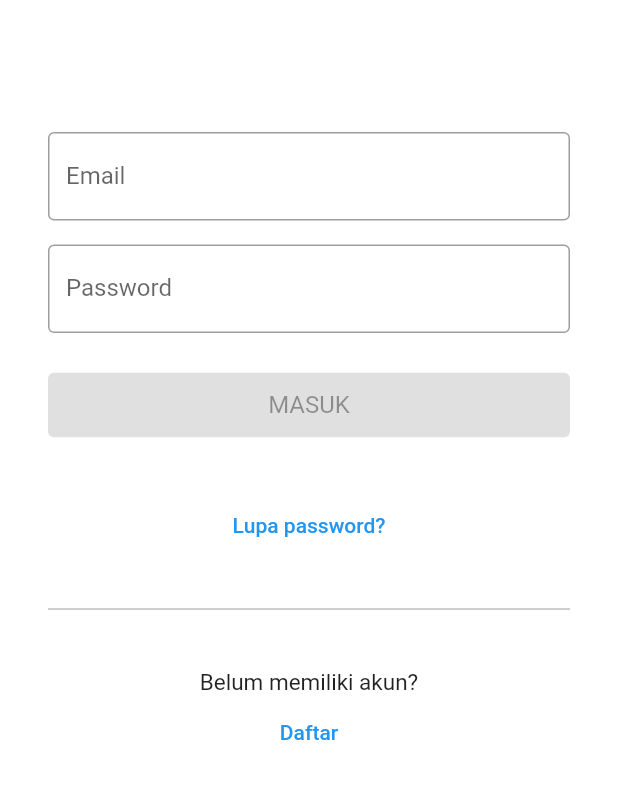
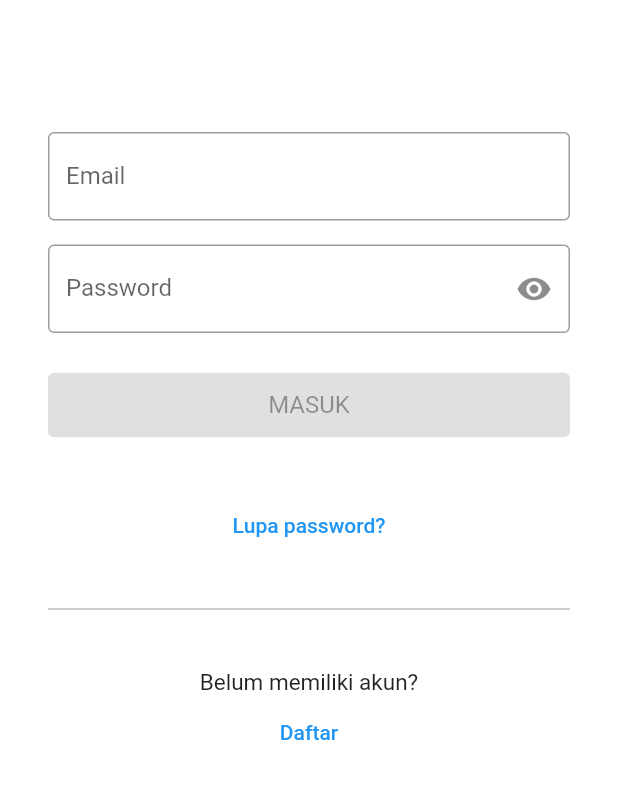
Before and after one commit to hafnisulun/apate-mobile-app, a Flutter app: the screen it shows after launch, on a phone screen of 412 x 824 dp, the part 384-1183 px from its top. Run offline on Flutter 3.47's test engine with Material 2 defaults, Android fonts, the phone set to English and light mode, and no system bars; our stand-ins replace bloc, dio, dropdown_search, equatable, flutter_bloc, flutter_secure_storage and 3 more; accounts and stored records are empty.

Commit message:
Add password mask toggle in log in screen

```diff
--- a/lib/bloc/login/login_event.dart
+++ b/lib/bloc/login/login_event.dart
@@ -29,4 +29,6 @@ class PasswordChanged extends LoginEvent {
 
 class PasswordUnfocused extends LoginEvent {}
 
+class PasswordMaskToggle extends LoginEvent {}
+
 class FormSubmitted extends LoginEvent {}
--- a/lib/bloc/login/login_state.dart
+++ b/lib/bloc/login/login_state.dart
@@ -4,29 +4,39 @@ class LoginState extends Equatable {
   const LoginState({
     this.email = const Email.pure(),
     this.password = const Password.pure(),
+    this.isPasswordMasked = true,
     this.status = FormzStatus.pure,
     this.message = '',
   });
 
   final Email email;
   final Password password;
+  final bool isPasswordMasked;
   final FormzStatus status;
   final String message;
 
   LoginState copyWith({
     Email? email,
     Password? password,
+    bool? isPasswordMasked,
     FormzStatus? status,
     String? message,
   }) {
     return LoginState(
       email: email ?? this.email,
       password: password ?? this.password,
+      isPasswordMasked: isPasswordMasked ?? this.isPasswordMasked,
       status: status ?? this.status,
       message: message ?? this.message,
     );
   }
 
   @override
-  List<Object> get props => [email, password, status, message];
+  List<Object?> get props => [
+        email,
+        password,
+        isPasswordMasked,
+        status,
+        message,
+      ];
 }
--- a/lib/screens/login_screen.dart
+++ b/lib/screens/login_screen.dart
@@ -146,18 +146,30 @@ class EmailInput extends StatelessWidget {
 class PasswordInput extends StatelessWidget {
   @override
   Widget build(BuildContext context) {
+    return BlocBuilder<LoginBloc, LoginState>(
+      builder: (context, state) {
         return Padding(
           padding: const EdgeInsets.symmetric(vertical: 8),
           child: TextField(
             decoration: InputDecoration(
               border: OutlineInputBorder(),
               labelText: 'Password',
+              suffixIcon: IconButton(
+                icon: state.isPasswordMasked
+                    ? Icon(Icons.visibility)
+                    : Icon(Icons.visibility_off),
+                onPressed: () {
+                  context.read<LoginBloc>().add(PasswordMaskToggle());
+                },
               ),
-        obscureText: true,
+            ),
+            obscureText: state.isPasswordMasked,
             onChanged: (value) {
               context.read<LoginBloc>().add(PasswordChanged(password: value));
             },
           ),
+        );
+      },
     );
   }
 }
```
Also changed, not shown: lib/bloc/login/login_bloc.dart (+12 -1 lines), lib/screens/sign_up_screen.dart (added, +169 -0 lines). Lines whose indentation alone changed are shown as unchanged.
